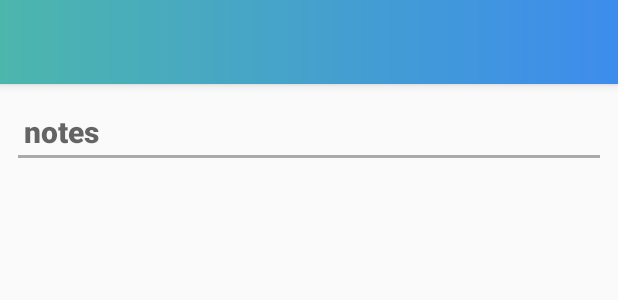
After one commit to Bhagirathi6090/SmartReminder60, an Android app: the layout activity_editor.xml on its own in the app's theme, with its tools: preview values and no code run, on a phone screen of 412 x 824 dp. The commit adds this screen. Shown: the top 300 px of the screen. Run offline under Robolectric (Android 15) with nearby library versions, the phone set to English and light mode, and no system bars.

Commit message:
Editor Activity layout design completed

```diff
--- a/app/src/main/java/com/bhagi/smartreminder/MainActivity.java
+++ b/app/src/main/java/com/bhagi/smartreminder/MainActivity.java
@@ -64,7 +64,6 @@ public class MainActivity extends AppCompatActivity {
         NavigationUI.setupWithNavController(navigationView, navController);
     }
 
-
     @Override
     public boolean onSupportNavigateUp() {
         NavController navController = Navigation.findNavController(this, R.id.nav_fragment);
--- /dev/null
+++ b/app/src/main/res/layout/activity_editor.xml
@@ -0,0 +1,54 @@
+<?xml version="1.0" encoding="utf-8"?>
+<androidx.constraintlayout.widget.ConstraintLayout xmlns:android="http://schemas.android.com/apk/res/android"
+    xmlns:app="http://schemas.android.com/apk/res-auto"
+    xmlns:tools="http://schemas.android.com/tools"
+    android:layout_width="match_parent"
+    android:layout_height="match_parent"
+    tools:context=".EditorActivity">
+
+    <com.google.android.material.appbar.AppBarLayout
+        android:id="@+id/appBarLayout2"
+        android:layout_width="match_parent"
+        android:layout_height="wrap_content"
+        android:theme="@style/AppTheme.AppBarOverlay"
+        app:layout_constraintEnd_toEndOf="parent"
+        app:layout_constraintStart_toStartOf="parent"
+        app:layout_constraintTop_toTopOf="parent">
+
+        <androidx.appcompat.widget.Toolbar
+            android:id="@+id/toolbar"
+            android:layout_width="match_parent"
+            android:layout_height="?attr/actionBarSize"
+            android:background="@drawable/side_nav_bar"
+            app:popupTheme="@style/AppTheme.PopupOverlay" />
+
+    </com.google.android.material.appbar.AppBarLayout>
+
+    <ScrollView
+        android:layout_width="match_parent"
+        android:layout_height="wrap_content"
+        app:layout_constraintEnd_toEndOf="parent"
+        app:layout_constraintStart_toStartOf="parent"
+        app:layout_constraintTop_toBottomOf="@+id/appBarLayout2">
+
+        <androidx.appcompat.widget.AppCompatEditText
+            android:id="@+id/editor_txt"
+            android:layout_width="match_parent"
+            android:layout_height="wrap_content"
+            android:layout_marginStart="8dp"
+            android:layout_marginTop="8dp"
+            android:layout_marginEnd="8dp"
+            android:focusable="true"
+            android:focusableInTouchMode="true"
+            android:fontFamily="sans-serif-black"
+            android:hint="@string/hint_notes"
+            android:paddingStart="8dp"
+            android:scrollbars="vertical"
+            android:textSize="20sp"
+            app:backgroundTint="#a9a9a9"
+            app:layout_constraintEnd_toEndOf="parent"
+            app:layout_constraintHorizontal_bias="0.0"
+            app:layout_constraintStart_toStartOf="parent"
+            app:layout_constraintTop_toBottomOf="@+id/appBarLayout2" />
+    </ScrollView>
+</androidx.constraintlayout.widget.ConstraintLayout>
--- a/app/src/main/res/values/strings.xml
+++ b/app/src/main/res/values/strings.xml
@@ -20,7 +20,7 @@
     <string name="menu_remindme">Remind Me</string>
     <string name="menu_share">Share</string>
     <string name="menu_about">About</string>
-    <string name="action_delete_all">Delete all</string>
+    <string name="action_delete_all">Delete all records</string>
 
     <string name="title_home">Home</string>
     <string name="title_Notes">Notes</string>
@@ -33,4 +33,8 @@
     <string name="contributed_by">Designed by: Bhagirathi rohidas,\nChandan sahoo and Raju musri</string>
     <string name="project_version">Project version: 1.0.0</string>
     <string name="title_activity_editor">EditorActivity</string>
+
+    <string name="action_save">Save</string>
+    <string name="action_delete">Delete</string>
+    <string name="hint_notes">notes</string>
 </resources>
```
Also changed, not shown: app/src/main/AndroidManifest.xml (+10 -6 lines), app/src/main/java/com/bhagi/smartreminder/EditorActivity.java (added, +34 -0 lines), app/src/main/java/com/bhagi/smartreminder/ui/home/HomeFragment.java (+24 -17 lines), app/src/main/res/drawable-xxhdpi/ic_done_black.xml (added, +9 -0 lines), app/src/main/res/layout/fragment_home.xml (+7 -32 lines), app/src/main/res/menu/menu_editor.xml (added, +17 -0 lines).
